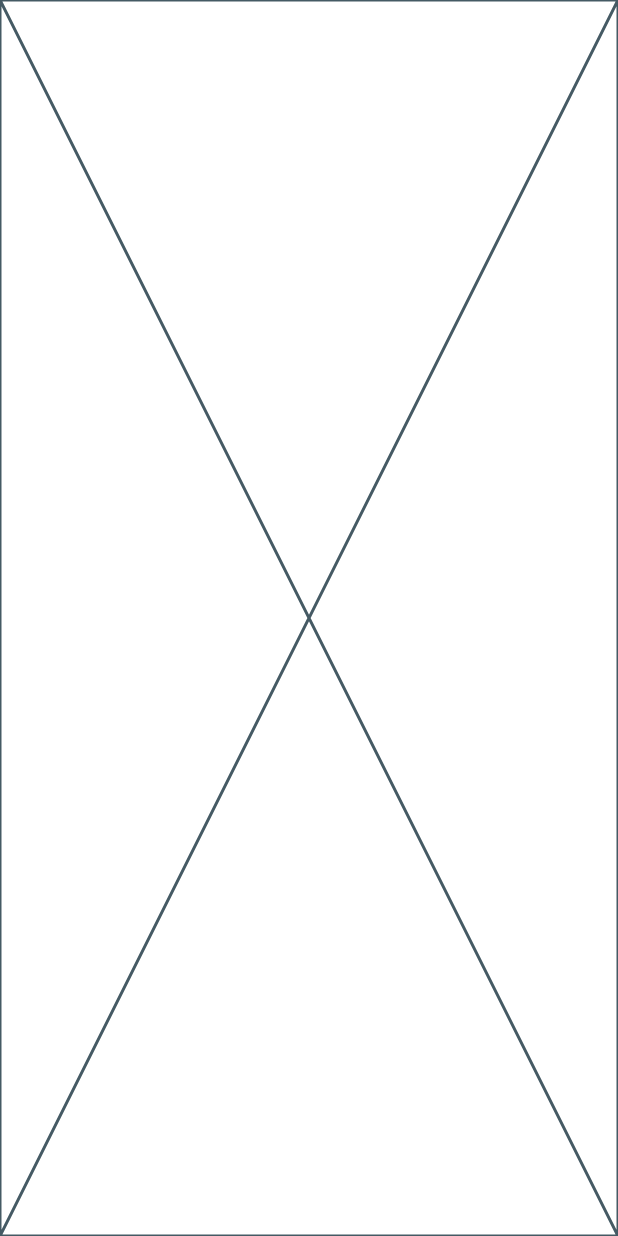
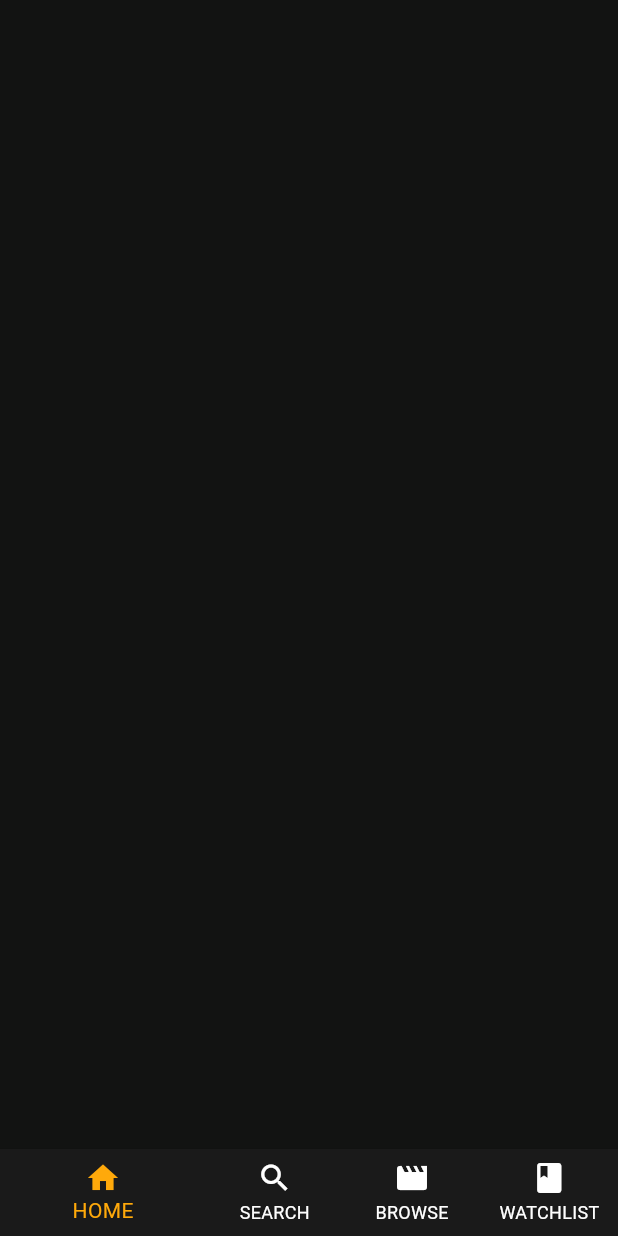
Before and after one commit to ahmeedmoheey/movie_app, a Flutter app: the screen it shows after launch, on a phone screen of 412 x 824 dp. Run offline on Flutter 3.47's test engine with Material 3 defaults, Android fonts, the phone set to English and light mode, and no system bars; our stand-ins replace flutter_screenutil.

Commit message:
+bottomNavbar ui

```diff
--- a/lib/config/app_theme/app_theme.dart
+++ b/lib/config/app_theme/app_theme.dart
@@ -3,6 +3,13 @@ import 'package:movie_app/core/colors_manager.dart';
 
 class AppTheme {
   static final ThemeData light = ThemeData(
-  scaffoldBackgroundColor: ColorsManager.blackAcc
+  scaffoldBackgroundColor: ColorsManager.blackAcc,
+      bottomNavigationBarTheme: BottomNavigationBarThemeData(
+        unselectedItemColor: Colors.white,
+        selectedItemColor: ColorsManager.selectedItem,
+        showUnselectedLabels: true,
+
+
+  )
   );
 }
--- a/lib/core/colors_manager.dart
+++ b/lib/core/colors_manager.dart
@@ -2,4 +2,6 @@ import 'package:flutter/material.dart';
 
 class ColorsManager{
   static const Color blackAcc = Color(0xFF121312);
+  static const Color bottomNavBar = Color(0xFF1A1A1A);
+  static const Color selectedItem = Color(0xFFFFA90A);
 }
--- a/lib/presentation/screens/home/home.dart
+++ b/lib/presentation/screens/home/home.dart
@@ -1,10 +1,35 @@
 import 'package:flutter/material.dart';
+import 'package:movie_app/core/colors_manager.dart';
 
 class Home extends StatelessWidget {
   const Home({super.key});
 
   @override
   Widget build(BuildContext context) {
-    return const Placeholder();
+    return Scaffold(
+      bottomNavigationBar: BottomNavigationBar(
+        onTap: (value) {
+
+        },
+        items: [
+          BottomNavigationBarItem(
+              icon: Icon(Icons.home),
+              label: 'HOME',
+              backgroundColor: ColorsManager.bottomNavBar),
+          BottomNavigationBarItem(
+            icon: Icon(Icons.search),
+            label: 'SEARCH',
+          ),
+          BottomNavigationBarItem(
+            icon: Icon(Icons.movie),
+            label: 'BROWSE',
+          ),
+          BottomNavigationBarItem(
+            icon: Icon(Icons.book),
+            label: 'WATCHLIST',
+          ),
+        ],
+      ),
+    );
   }
 }
```
